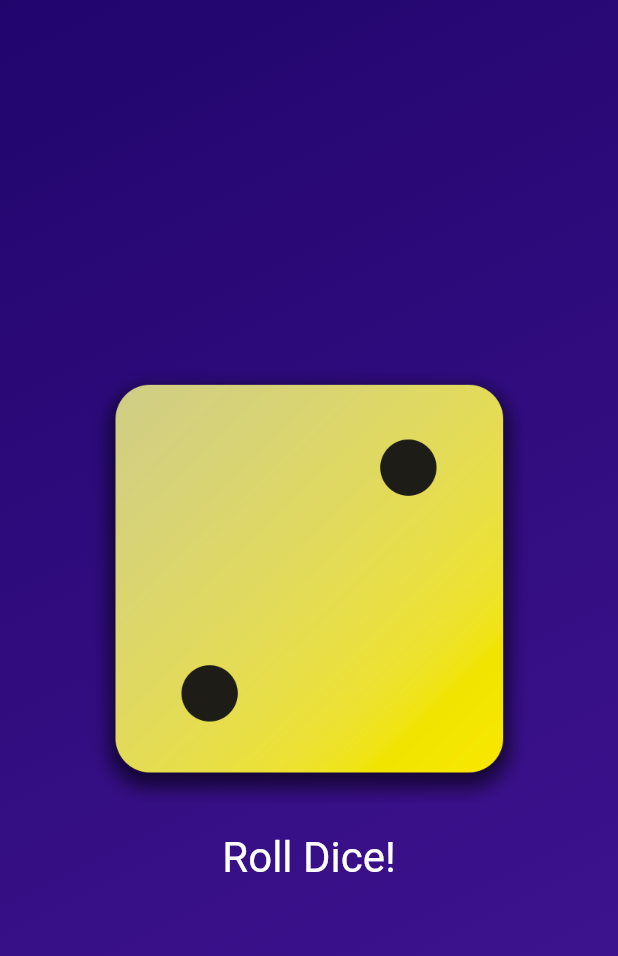
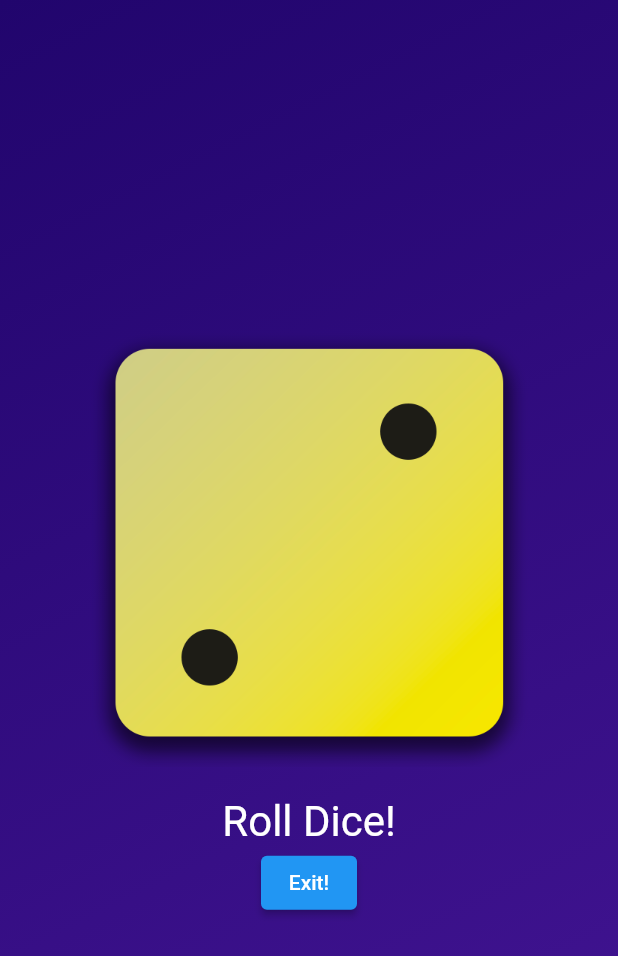
Before and after one commit to hishamthajudheen/diceRoller, a Flutter app: the screen it shows after launch, on a phone screen of 412 x 824 dp. Shown: the top 956 px of the screen. Run offline on Flutter 3.47's test engine with Material 2 defaults, Android fonts, the phone set to English and light mode, and no system bars.

Commit message:
final tweaks

```diff
--- a/lib/dice_roller.dart
+++ b/lib/dice_roller.dart
@@ -1,4 +1,5 @@
 import 'package:flutter/material.dart';
+import 'package:flutter/services.dart';
 import 'dart:math';
 
 final randomizer = Random();
@@ -35,7 +36,13 @@ class _DiceRollerState extends State<DiceRoller> {
                 padding: const EdgeInsets.only(top: 20),
                 foregroundColor: Colors.white,
                 textStyle: const TextStyle(fontSize: 28)),
-            child: const Text('Roll Dice!'))
+            child: const Text('Roll Dice!')),
+        ElevatedButton(
+          onPressed: () {
+            SystemNavigator.pop();
+          },
+          child: const Text('Exit!'),
+        )
       ],
     );
   }
```
